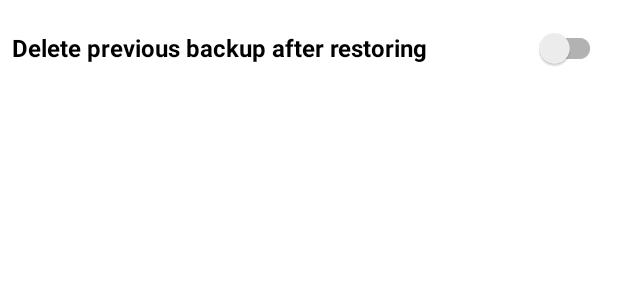
After one commit to Rahmatullah-Ansari/Birthday_Reminder, an Android app: the layout activity_setting.xml on its own in the app's theme, with its tools: preview values and no code run, on a phone screen of 412 x 824 dp. The commit adds this screen. Shown: the top 300 px of the screen. Run offline under Robolectric (Android 15) with nearby library versions, the phone set to English and light mode, and no system bars.

Commit message:
Bithday-0.1.8

```diff
--- a/app/build.gradle
+++ b/app/build.gradle
@@ -42,6 +42,7 @@ dependencies {
     implementation 'androidx.legacy:legacy-support-v4:1.0.0'
     //noinspection GradleDynamicVersion
     testImplementation 'junit:junit:4.+'
+    testImplementation 'org.junit.jupiter:junit-jupiter'
     androidTestImplementation 'androidx.test.ext:junit:1.1.3'
     androidTestImplementation 'androidx.test.espresso:espresso-core:3.4.0'
     //extra
--- a/app/src/main/java/com/android/bdyr/Handlers.java
+++ b/app/src/main/java/com/android/bdyr/Handlers.java
@@ -1,5 +1,4 @@
 package com.android.bdyr;
-
 import android.Manifest;
 import android.annotation.SuppressLint;
 import android.app.Activity;
@@ -8,12 +7,9 @@ import android.content.Intent;
 import android.content.pm.PackageManager;
 import android.net.Uri;
 import android.widget.Toast;
-
 import androidx.annotation.NonNull;
 import androidx.core.app.ActivityCompat;
 import androidx.core.content.ContextCompat;
-
-import java.io.UnsupportedEncodingException;
 import java.net.URLEncoder;
 
 public class Handlers implements ActivityCompat.OnRequestPermissionsResultCallback {
@@ -25,7 +21,7 @@ public class Handlers implements ActivityCompat.OnRequestPermissionsResultCallba
         this.context =context;
     }
     public  void openWhatsApp(String number,String text){
-        String url= null;
+        String url;
         try {
             url = "https://api.whatsapp.com/send?phone="+number + "&text="+ URLEncoder.encode(text,"UTF-8");
             PackageManager pm=context.getPackageManager();
--- /dev/null
+++ b/app/src/main/res/layout/activity_setting.xml
@@ -0,0 +1,38 @@
+<?xml version="1.0" encoding="utf-8"?>
+<androidx.constraintlayout.widget.ConstraintLayout xmlns:android="http://schemas.android.com/apk/res/android"
+    xmlns:app="http://schemas.android.com/apk/res-auto"
+    xmlns:tools="http://schemas.android.com/tools"
+    android:layout_width="match_parent"
+    android:layout_height="match_parent"
+    tools:context=".Activities.Setting">
+
+    <LinearLayout
+        android:id="@+id/linearSetting"
+        android:layout_width="match_parent"
+        android:layout_height="wrap_content"
+        android:layout_marginStart="8dp"
+        android:layout_marginTop="8dp"
+        android:layout_marginEnd="8dp"
+        android:orientation="horizontal"
+        android:weightSum="2"
+        app:layout_constraintEnd_toEndOf="parent"
+        app:layout_constraintStart_toStartOf="parent"
+        app:layout_constraintTop_toTopOf="parent">
+
+        <TextView
+            android:layout_width="0dp"
+            android:layout_height="match_parent"
+            android:layout_weight="1.7"
+            android:gravity="center_vertical"
+            android:text="Delete previous backup after restoring"
+            android:textColor="@color/black"
+            android:textSize="16sp"
+            android:textStyle="bold" />
+
+        <androidx.appcompat.widget.SwitchCompat
+            android:id="@+id/deleteSwitch"
+            android:layout_width="0dp"
+            android:layout_height="match_parent"
+            android:layout_weight="0.3" />
+    </LinearLayout>
+</androidx.constraintlayout.widget.ConstraintLayout>
--- a/app/src/main/res/menu/home_menu.xml
+++ b/app/src/main/res/menu/home_menu.xml
@@ -11,4 +11,6 @@
         />
     <item android:id="@+id/importEvent"
         android:title="@string/import_event"/>
+    <item android:title="@string/setting"
+        android:id="@+id/setting"/>
 </menu>
--- a/app/src/main/res/values/strings.xml
+++ b/app/src/main/res/values/strings.xml
@@ -8,4 +8,5 @@
     <string name="search">Search</string>
     <string name="export_event">Backup</string>
     <string name="import_event">Restore</string>
+    <string name="setting">Setting</string>
 </resources>
```
Also changed, not shown: app/src/main/AndroidManifest.xml (+17 -8 lines), app/src/main/java/com/android/bdyr/Activities/HomeScreen.java (+4 -3 lines), app/src/main/java/com/android/bdyr/Activities/Setting.java (added, +44 -0 lines), app/src/main/java/com/android/bdyr/Fragments/BdyList.java (+9 -1 lines), 2 other files.
